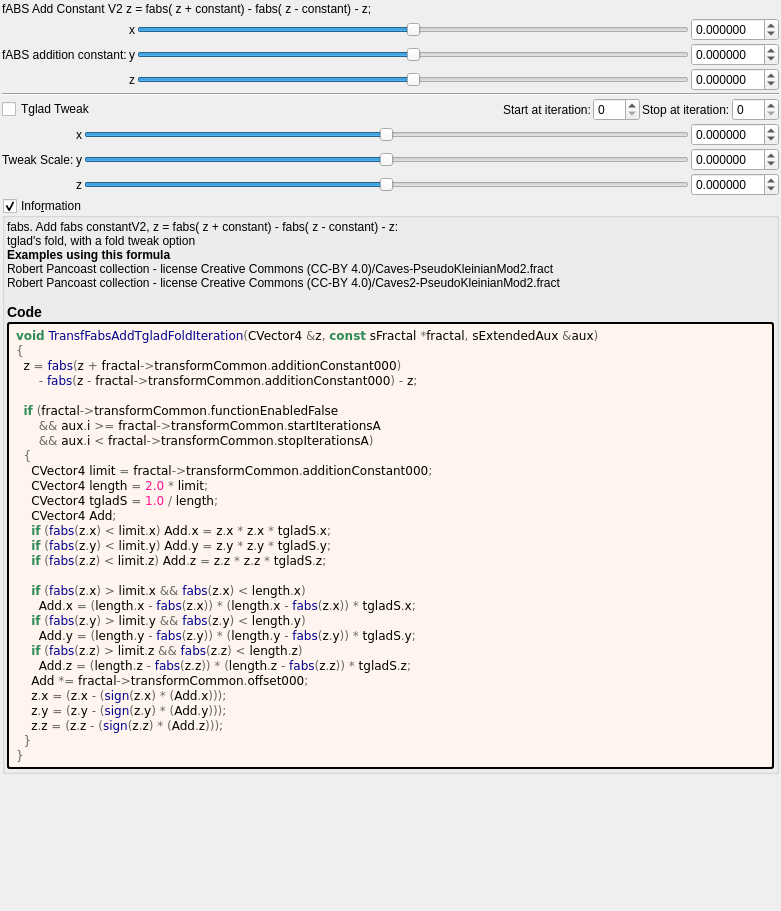
The window that mandelbulber2/formula/ui/fractal_transf_fabs_add_tglad_fold.ui (buddhi1980/mandelbulber2) describes before a commit, drawn with Qt 5.
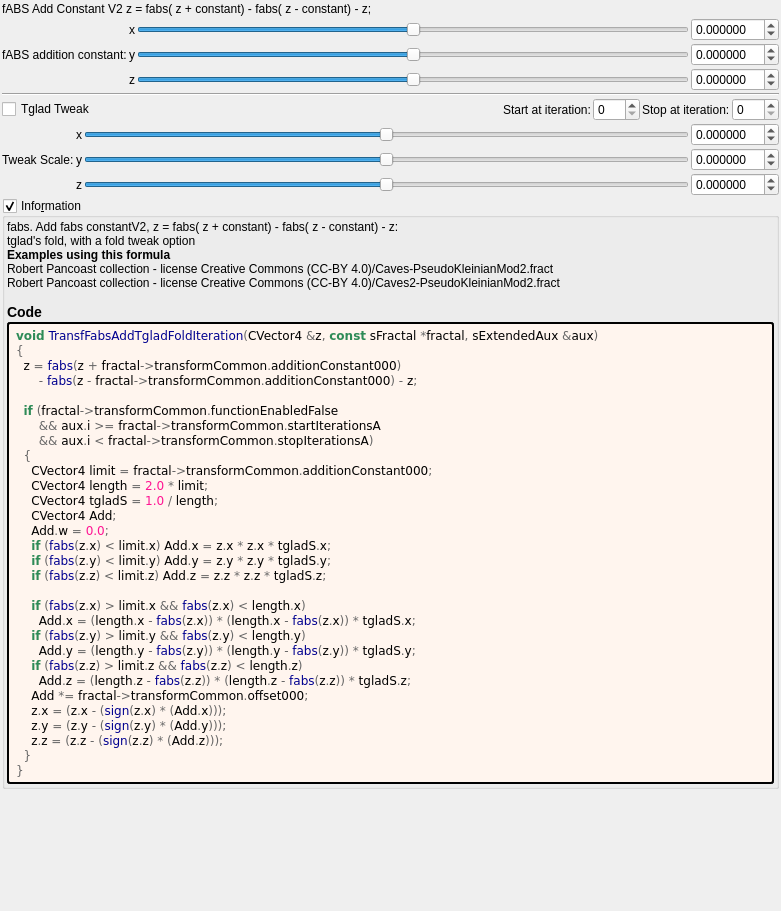
The same window after the commit. Custom widgets are drawn as their Qt base class.

What changed in the file:
```diff
--- a/mandelbulber2/formula/ui/fractal_transf_fabs_add_tglad_fold.ui
+++ b/mandelbulber2/formula/ui/fractal_transf_fabs_add_tglad_fold.ui
@@ -536,6 +536,7 @@
     CVector4 length &lt;span style=&quot;color:#676767&quot;&gt;=&lt;/span&gt; &lt;span style=&quot;color:#ff1493&quot;&gt;2.0&lt;/span&gt; &lt;span style=&quot;color:#676767&quot;&gt;*&lt;/span&gt; limit&lt;span style=&quot;color:#676767&quot;&gt;;&lt;/span&gt;
     CVector4 tgladS &lt;span style=&quot;color:#676767&quot;&gt;=&lt;/span&gt; &lt;span style=&quot;color:#ff1493&quot;&gt;1.0&lt;/span&gt; &lt;span style=&quot;color:#676767&quot;&gt;/&lt;/span&gt; length&lt;span style=&quot;color:#676767&quot;&gt;;&lt;/span&gt;
     CVector4 Add&lt;span style=&quot;color:#676767&quot;&gt;;&lt;/span&gt;
+    Add&lt;span style=&quot;color:#676767&quot;&gt;.&lt;/span&gt;w &lt;span style=&quot;color:#676767&quot;&gt;=&lt;/span&gt; &lt;span style=&quot;color:#ff1493&quot;&gt;0.0&lt;/span&gt;&lt;span style=&quot;color:#676767&quot;&gt;;&lt;/span&gt;
     &lt;span style=&quot;color:#2e8b57; font-weight:bold&quot;&gt;if&lt;/span&gt; &lt;span style=&quot;color:#676767&quot;&gt;(&lt;/span&gt;&lt;span style=&quot;color:#00008f&quot;&gt;fabs&lt;/span&gt;&lt;span style=&quot;color:#676767&quot;&gt;(&lt;/span&gt;z&lt;span style=&quot;color:#676767&quot;&gt;.&lt;/span&gt;x&lt;span style=&quot;color:#676767&quot;&gt;) &amp;lt;&lt;/span&gt; limit&lt;span style=&quot;color:#676767&quot;&gt;.&lt;/span&gt;x&lt;span style=&quot;color:#676767&quot;&gt;)&lt;/span&gt; Add&lt;span style=&quot;color:#676767&quot;&gt;.&lt;/span&gt;x &lt;span style=&quot;color:#676767&quot;&gt;=&lt;/span&gt; z&lt;span style=&quot;color:#676767&quot;&gt;.&lt;/span&gt;x &lt;span style=&quot;color:#676767&quot;&gt;*&lt;/span&gt; z&lt;span style=&quot;color:#676767&quot;&gt;.&lt;/span&gt;x &lt;span style=&quot;color:#676767&quot;&gt;*&lt;/span&gt; tgladS&lt;span style=&quot;color:#676767&quot;&gt;.&lt;/span&gt;x&lt;span style=&quot;color:#676767&quot;&gt;;&lt;/span&gt;
     &lt;span style=&quot;color:#2e8b57; font-weight:bold&quot;&gt;if&lt;/span&gt; &lt;span style=&quot;color:#676767&quot;&gt;(&lt;/span&gt;&lt;span style=&quot;color:#00008f&quot;&gt;fabs&lt;/span&gt;&lt;span style=&quot;color:#676767&quot;&gt;(&lt;/span&gt;z&lt;span style=&quot;color:#676767&quot;&gt;.&lt;/span&gt;y&lt;span style=&quot;color:#676767&quot;&gt;) &amp;lt;&lt;/span&gt; limit&lt;span style=&quot;color:#676767&quot;&gt;.&lt;/span&gt;y&lt;span style=&quot;color:#676767&quot;&gt;)&lt;/span&gt; Add&lt;span style=&quot;color:#676767&quot;&gt;.&lt;/span&gt;y &lt;span style=&quot;color:#676767&quot;&gt;=&lt;/span&gt; z&lt;span style=&quot;color:#676767&quot;&gt;.&lt;/span&gt;y &lt;span style=&quot;color:#676767&quot;&gt;*&lt;/span&gt; z&lt;span style=&quot;color:#676767&quot;&gt;.&lt;/span&gt;y &lt;span style=&quot;color:#676767&quot;&gt;*&lt;/span&gt; tgladS&lt;span style=&quot;color:#676767&quot;&gt;.&lt;/span&gt;y&lt;span style=&quot;color:#676767&quot;&gt;;&lt;/span&gt;
     &lt;span style=&quot;color:#2e8b57; font-weight:bold&quot;&gt;if&lt;/span&gt; &lt;span style=&quot;color:#676767&quot;&gt;(&lt;/span&gt;&lt;span style=&quot;color:#00008f&quot;&gt;fabs&lt;/span&gt;&lt;span style=&quot;color:#676767&quot;&gt;(&lt;/span&gt;z&lt;span style=&quot;color:#676767&quot;&gt;.&lt;/span&gt;z&lt;span style=&quot;color:#676767&quot;&gt;) &amp;lt;&lt;/span&gt; limit&lt;span style=&quot;color:#676767&quot;&gt;.&lt;/span&gt;z&lt;span style=&quot;color:#676767&quot;&gt;)&lt;/span&gt; Add&lt;span style=&quot;color:#676767&quot;&gt;.&lt;/span&gt;z &lt;span style=&quot;color:#676767&quot;&gt;=&lt;/span&gt; z&lt;span style=&quot;color:#676767&quot;&gt;.&lt;/span&gt;z &lt;span style=&quot;color:#676767&quot;&gt;*&lt;/span&gt; z&lt;span style=&quot;color:#676767&quot;&gt;.&lt;/span&gt;z &lt;span style=&quot;color:#676767&quot;&gt;*&lt;/span&gt; tgladS&lt;span style=&quot;color:#676767&quot;&gt;.&lt;/span&gt;z&lt;span style=&quot;color:#676767&quot;&gt;;&lt;/span&gt;
```
